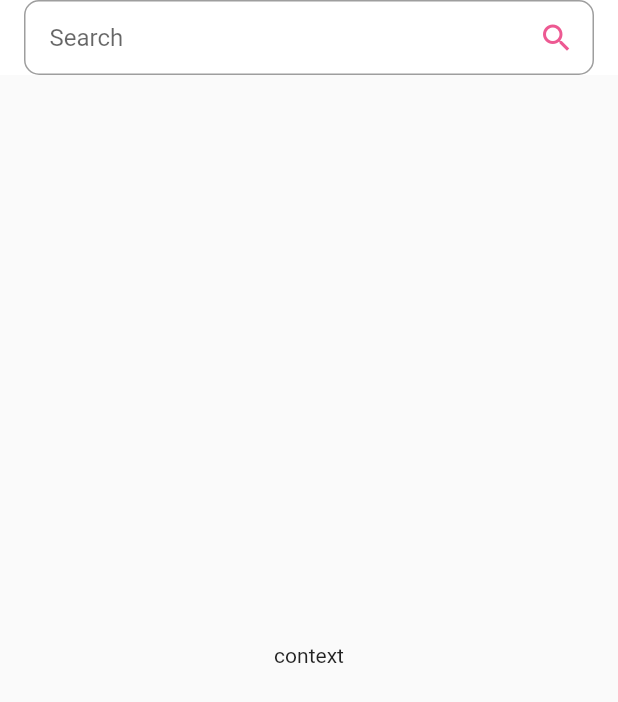
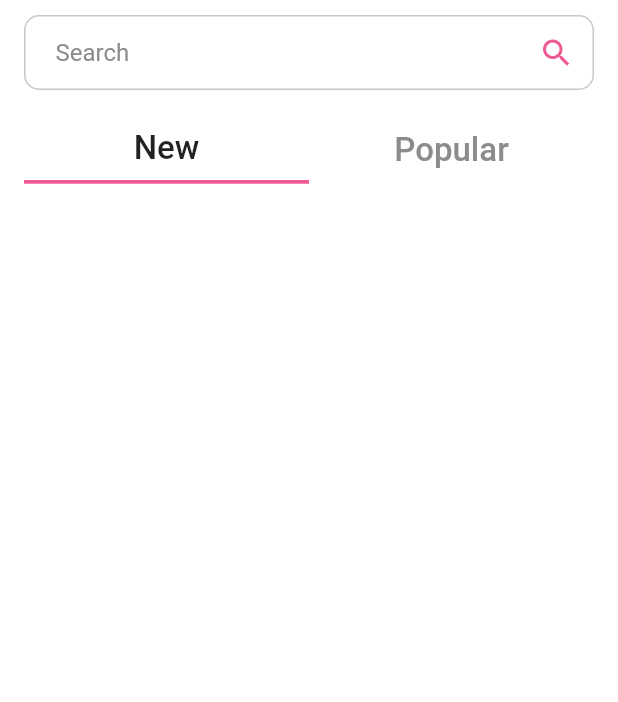
Before and after one commit to TemityStolyarov/gallery_app, a Flutter app: the screen it shows after launch, on a phone screen of 412 x 824 dp. Shown: the top 702 px of the screen. Run offline on Flutter 3.47's test engine with Material 2 defaults, Android fonts, the phone set to English and light mode, and no system bars; our stand-ins replace bloc, flutter_bloc.

Commit message:
finished 'search' field, added some bloc preconstructions

```diff
--- a/lib/constants.dart
+++ b/lib/constants.dart
@@ -1,6 +1,8 @@
-/* COLORS */
 import 'package:flutter/material.dart';
 
+/* COLORS */
 const DEFAULT_ACCENT_COLOR = Color(0xFFED5992);
 const DEFAULT_BACKGROUND_COLOR = Color(0xFFFFFFFF);
-const DEFAULT_SUBTITLE_COLOR = Color(0xFFE5E5E5);
+const DEFAULT_SUBTITLE_COLOR = Color.fromRGBO(140, 140, 140, 1);
+const GRAY_LIGHT = Color.fromRGBO(200, 200, 200, 1);
+const INVISIBLE = Color.fromARGB(0, 255, 255, 255);
--- a/lib/main.dart
+++ b/lib/main.dart
@@ -1,6 +1,7 @@
 import 'package:flutter/material.dart';
 import 'package:gallery_app/constants.dart';
 import 'package:gallery_app/ui/global_widgets/appbar.dart';
+import 'package:gallery_app/ui/pages/gpage.dart';
 
 void main() {
   runApp(const MainApp());
@@ -16,22 +17,27 @@ class MainApp extends StatefulWidget {
 class _MainAppState extends State<MainApp> {
   final Search _search = Search(
     isOpen: false,
-    selectedText: '',
+    selectedText: 'Empty',
   );
   @override
   Widget build(BuildContext context) {
     return MaterialApp(
+      theme: ThemeData(
+        scaffoldBackgroundColor: DEFAULT_BACKGROUND_COLOR,
+      ),
       home: Scaffold(
-        appBar: GalleryAppBar(
-          search: _search,
+        appBar: PreferredSize(
+          preferredSize: const Size.fromHeight(70.0),
+          child: GAppBar(
+            search: _search,
+          ),
         ),
-        body: const Center(
-          child: Column(
-            mainAxisAlignment: MainAxisAlignment.center,
-            children: [
-              Text('context'),
-            ],
-          ),
+        body: const Column(
+          children: [
+            //NewPage(),
+            //PopularPage(),
+            GPage(),
+          ],
         ),
       ),
       debugShowCheckedModeBanner: false,
--- a/lib/ui/global_widgets/appbar.dart
+++ b/lib/ui/global_widgets/appbar.dart
@@ -1,47 +1,50 @@
 import 'package:flutter/material.dart';
+import 'package:flutter/services.dart';
 import 'package:gallery_app/constants.dart';
 import 'package:gallery_app/ui/global_widgets/snack_message.dart';
 
-class GalleryAppBar extends StatelessWidget implements PreferredSizeWidget {
-  @override
-  final Size preferredSize;
+class GAppBar extends StatelessWidget {
   final Search search;
   final Widget? child;
 
-  const GalleryAppBar({
+  const GAppBar({
     required this.search,
     this.child,
     Key? key,
-  })  : preferredSize = const Size.fromHeight(50.0),
-        super(key: key);
+  }) : super(key: key);
 
   @override
   Widget build(BuildContext context) {
-    return PreferredSize(
-      preferredSize: const Size.fromHeight(90.0),
+    return Padding(
+      padding: const EdgeInsets.symmetric(horizontal: 0, vertical: 10),
       child: AppBar(
         elevation: 0,
         backgroundColor: DEFAULT_BACKGROUND_COLOR,
         title: Container(
           decoration: BoxDecoration(
             borderRadius: BorderRadius.circular(10.0),
-            border: Border.all(color: Colors.grey),
+            border: Border.all(color: GRAY_LIGHT),
           ),
           child: Row(
             children: [
               Expanded(
                 child: TextField(
                   decoration: const InputDecoration(
+                    hintStyle: TextStyle(color: DEFAULT_SUBTITLE_COLOR),
                     hintText: 'Search',
                     border: InputBorder.none,
-                    contentPadding: EdgeInsets.symmetric(horizontal: 16.0),
+                    contentPadding: EdgeInsets.symmetric(horizontal: 20.0),
                   ),
-                  onChanged: (_) => {/*TODO*/},
+                  onChanged: (_) => {/*TODO search functions*/},
+                  onTapOutside: (event) {},
+                  cursorColor: DEFAULT_ACCENT_COLOR,
                 ),
               ),
               IconButton(
+                splashColor: INVISIBLE,
+                highlightColor: INVISIBLE,
                 icon: const Icon(
-                  Icons.search,
+                  Icons.search_sharp,
                   color: DEFAULT_ACCENT_COLOR,
                 ),
                 onPressed: () {
@@ -55,14 +58,16 @@ class GalleryAppBar extends StatelessWidget implements PreferredSizeWidget {
             ],
           ),
         ),
-        centerTitle: true,
       ),
     );
   }
 
-  void changeText(String value) {
-    //TODO
-  }
+  //@override
+  //Size get preferredSize => const Size.fromHeight(kToolbarHeight);
+}
+
+void changeText(String value) {
+  //TODO
 }
 
 class Search {
@@ -84,3 +89,48 @@ class Search {
     isOpen = false;
   }
 }
+
+// проблемы с шириной
+// AppBar(
+//       elevation: 0,
+//       toolbarHeight: 500,
+//       leading: Expanded(
+//         child: Container(
+//           padding: const EdgeInsets.all(16.0),
+//           decoration: BoxDecoration(
+//             borderRadius: BorderRadius.circular(10.0),
+//             border: Border.all(color: Colors.grey),
+//           ),
+//           child: Row(
+//             children: [
+//               Expanded(
+//                 child: TextField(
+//                   decoration: const InputDecoration(
+//                     hintText: 'Search',
+//                     border: InputBorder.none,
+//                     contentPadding: EdgeInsets.symmetric(horizontal: 16.0),
+//                   ),
+//                   onChanged: (_) => {/*TODO*/},
+//                 ),
+//               ),
+//               IconButton(
+//                 icon: const Icon(
+//                   Icons.search,
+//                   color: DEFAULT_ACCENT_COLOR,
+//                 ),
+//                 onPressed: () {
+//                   if (!search.isOpen) {
+//                     search.open(context);
+//                   } else {
+//                     search.close(context, '');
+//                   }
+//                 },
+//               ),
+//             ],
+//           ),
+//         ),
+//       ),
+//       backgroundColor: Colors.white,
+//       centerTitle: true,
+//       actions: [],
+//     );
--- /dev/null
+++ b/lib/ui/pages/bloc/select_page_bloc.dart
@@ -0,0 +1,32 @@
+import 'package:bloc/bloc.dart';
+import 'package:meta/meta.dart';
+
+part 'select_page_event.dart';
+part 'select_page_state.dart';
+
+class SelectPageBloc extends Bloc<SelectPageEvent, SelectPageState> {
+  SelectPageBloc() : super(SelectPageInitial()) {
+    on<SelectPopularPageEvent>(_selectPopularPage);
+    on<SelectNewPageEvent>(_selectNewPage);
+    _initialize();
+  }
+
+  void _selectPopularPage(
+      SelectPopularPageEvent event, Emitter<SelectPageState> emit) {
+    emit(
+      SelectedPopularPage(true),
+    );
+  }
+
+  void _selectNewPage(SelectNewPageEvent event, Emitter<SelectPageState> emit) {
+    emit(
+      SelectedNewPage(true),
+    );
+  }
+
+  void _initialize() {
+    emit(
+      SelectedNewPage(true),
+    );
+  }
+}
--- /dev/null
+++ b/lib/ui/pages/bloc/select_page_event.dart
@@ -0,0 +1,12 @@
+part of 'select_page_bloc.dart';
+
+@immutable
+abstract class SelectPageEvent {}
+
+class SelectPopularPageEvent extends SelectPageEvent {
+  SelectPopularPageEvent();
+}
+
+class SelectNewPageEvent extends SelectPageEvent {
+  SelectNewPageEvent();
+}
--- /dev/null
+++ b/lib/ui/pages/bloc/select_page_state.dart
@@ -0,0 +1,18 @@
+part of 'select_page_bloc.dart';
+
+@immutable
+abstract class SelectPageState {}
+
+class SelectPageInitial extends SelectPageState {}
+
+class SelectedPopularPage extends SelectPageState {
+  final bool isPopularPageSelected;
+
+  SelectedPopularPage(this.isPopularPageSelected);
+}
+
+class SelectedNewPage extends SelectPageState {
+  final bool isNewPageSelected;
+
+  SelectedNewPage(this.isNewPageSelected);
+}
--- /dev/null
+++ b/lib/ui/pages/gpage.dart
@@ -0,0 +1,70 @@
+import 'package:flutter/material.dart';
+import 'package:flutter_bloc/flutter_bloc.dart';
+import 'package:gallery_app/ui/pages/bloc/select_page_bloc.dart';
+import 'package:gallery_app/ui/pages/new_page/new_page.dart';
+import 'package:gallery_app/ui/pages/popular_page/popular_page.dart';
+
+class GPage extends StatefulWidget {
+  const GPage({super.key});
+
+  @override
+  State<GPage> createState() => _GPage();
+}
+
+class _GPage extends State<GPage> {
+  final bloc = SelectPageBloc();
+
+  // @override
+  // void initState() {
+  //   super.initState();
+  //   bloc = SelectPageBloc();
+  // }
+
+  // @override
+  // void dispose() {
+  //   bloc.close(); // Don't forget to close the bloc when it's no longer needed
+  //   super.dispose();
+  // }
+
+  @override
+  Widget build(BuildContext context) {
+    return BlocProvider<SelectPageBloc>(
+      create: (_) => bloc,
+      child: BlocConsumer<SelectPageBloc, SelectPageState>(
+        listener: (context, state) {
+          if (state is SelectPageInitial || state is SelectedNewPage) {
+            //bloc.add(SelectNewPageEvent());
+          }
+
+          if (state is SelectedPopularPage) {
+            //bloc.add(SelectPopularPageEvent());
+          }
+        },
+        builder: (context, state) {
+          if (state is SelectPageInitial || state is SelectedNewPage) {
+            return const NewPage();
+          }
+
+          if (state is SelectedPopularPage) {
+            return const PopularPage();
+          }
+          return const Padding(
+            padding: EdgeInsets.symmetric(horizontal: 16, vertical: 8),
+            child: Row(
+              children: [
+                Expanded(
+                  child: Center(
+                    child: Padding(
+                      padding: EdgeInsets.all(8.0),
+                      child: Text('Error!'),
+                    ),
+                  ),
+                ),
+              ],
+            ),
+          );
+        },
+      ),
+    );
+  }
+}
--- /dev/null
+++ b/lib/ui/pages/new_page/new_page.dart
@@ -0,0 +1,76 @@
+import 'package:flutter/material.dart';
+import 'package:gallery_app/constants.dart';
+import 'package:gallery_app/ui/pages/bloc/select_page_bloc.dart';
+// import 'package:gallery_app/ui/global_widgets/snack_message.dart';
+
+class NewPage extends StatefulWidget {
+  final Widget? child;
+
+  const NewPage({
+    this.child,
+    Key? key,
+  }) : super(key: key);
+
+  @override
+  State<NewPage> createState() => _NewPageState();
+}
+
+class _NewPageState extends State<NewPage> {
+  @override
+  Widget build(BuildContext context) {
+    final bloc = SelectPageBloc();
+    return Padding(
+      padding: const EdgeInsets.symmetric(horizontal: 16, vertical: 8),
+      child: Row(
+        children: [
+          Expanded(
+            child: Container(
+              decoration: const BoxDecoration(
+                border: Border(
+                  bottom: BorderSide(
+                    color: DEFAULT_ACCENT_COLOR,
+                    width: 2.5,
+                    style: BorderStyle.solid,
+                  ),
+                ),
+              ),
+              child: const Center(
+                child: Padding(
+                  padding: EdgeInsets.all(8.0),
+                  child: Text(
+                    'New',
+                    style: TextStyle(
+                      fontSize: 22,
+                      fontWeight: FontWeight.w500,
+                    ),
+                  ),
+                ),
+              ),
+            ),
+          ),
+          Expanded(
+            child: Center(
+              child: Padding(
+                padding: const EdgeInsets.all(8.0),
+                child: GestureDetector(
+                  onTap: () {
+                    bloc.add(SelectPopularPageEvent());
+                    print('Popular page selected!');
+                  },
+                  child: const Text(
+                    'Popular',
+                    style: TextStyle(
+                      fontSize: 22,
+                      color: DEFAULT_SUBTITLE_COLOR,
+                      fontWeight: FontWeight.w500,
+                    ),
+                  ),
+                ),
+              ),
+            ),
+          ),
+        ],
+      ),
+    );
+  }
+}
--- a/pubspec.yaml
+++ b/pubspec.yaml
@@ -7,6 +7,8 @@ environment:
   sdk: '>=3.0.0 <4.0.0'
 
 dependencies:
+  flutter_bloc: ^8.1.2
+  bloc: ^8.1.2
   flutter:
     sdk: flutter
 
```
Also changed, not shown: lib/ui/global_widgets/tabbar.dart (added, +64 -0 lines), lib/ui/pages/popular_page/popular_page.dart (added, +77 -0 lines), pubspec.lock.
